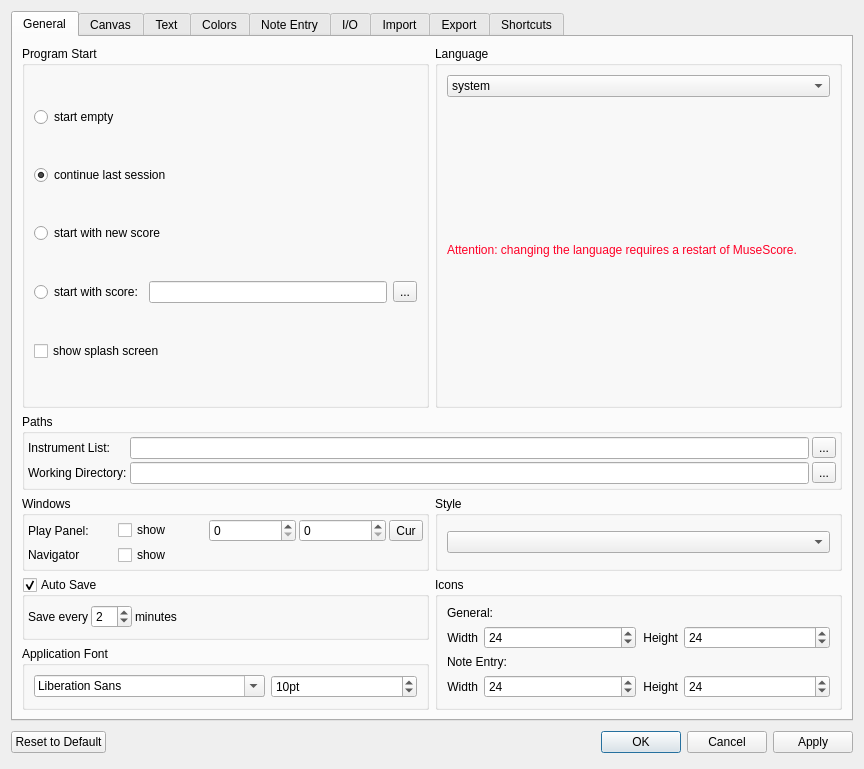
Qt form mscore/mscore/prefsdialog.ui (musescore/musescore-old) before a commit.
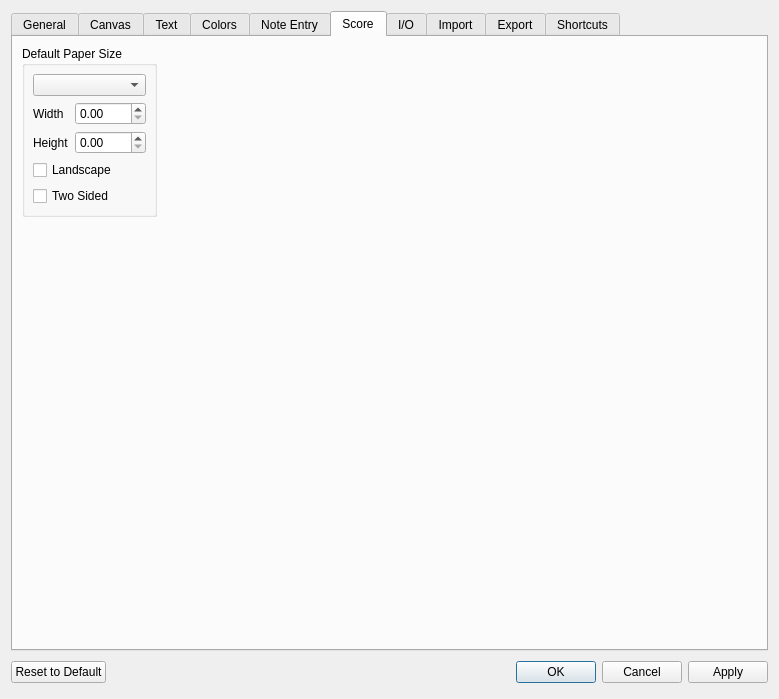
The same form after that commit. The open tabs and pages were chosen to show the change. Icons and pictures are not drawn. Custom widgets are drawn as their Qt base class.

The edit to the form file:
```diff
--- a/mscore/mscore/prefsdialog.ui
+++ b/mscore/mscore/prefsdialog.ui
@@ -5,8 +5,8 @@
    <rect>
     <x>0</x>
     <y>0</y>
-    <width>864</width>
-    <height>769</height>
+    <width>779</width>
+    <height>699</height>
    </rect>
   </property>
   <property name="windowTitle" >
@@ -58,6 +58,9 @@
           </item>
           <item>
            <layout class="QHBoxLayout" name="horizontalLayout_2" >
+            <property name="spacing" >
+             <number>0</number>
+            </property>
             <item>
              <widget class="QRadioButton" name="scoreSession" >
               <property name="text" >
@@ -88,6 +91,19 @@
             </property>
            </widget>
           </item>
+          <item>
+           <spacer name="verticalSpacer" >
+            <property name="orientation" >
+             <enum>Qt::Vertical</enum>
+            </property>
+            <property name="sizeHint" stdset="0" >
+             <size>
+              <width>20</width>
+              <height>40</height>
+             </size>
+            </property>
+           </spacer>
+          </item>
          </layout>
         </widget>
        </item>
@@ -237,10 +253,13 @@
           <bool>false</bool>
          </property>
          <layout class="QGridLayout" >
-          <property name="margin" >
+          <property name="horizontalSpacing" >
            <number>3</number>
           </property>
-          <property name="spacing" >
+          <property name="verticalSpacing" >
+           <number>0</number>
+          </property>
+          <property name="margin" >
            <number>3</number>
           </property>
           <item row="0" column="0" >
@@ -442,6 +461,12 @@
          <layout class="QGridLayout" name="gridLayout_3" >
           <item row="0" column="0" colspan="2" >
            <widget class="QLabel" name="label_30" >
+            <property name="sizePolicy" >
+             <sizepolicy vsizetype="Fixed" hsizetype="Preferred" >
+              <horstretch>0</horstretch>
+              <verstretch>0</verstretch>
+             </sizepolicy>
+            </property>
             <property name="text" >
              <string>General:</string>
             </property>
@@ -1266,6 +1291,127 @@
        </item>
       </layout>
      </widget>
+     <widget class="QWidget" name="Seite" >
+      <attribute name="title" >
+       <string>Score</string>
+      </attribute>
+      <layout class="QVBoxLayout" name="verticalLayout_6" >
+       <item>
+        <layout class="QHBoxLayout" name="horizontalLayout_3" >
+         <item>
+          <widget class="QGroupBox" name="groupBox_11" >
+           <property name="title" >
+            <string>Default Paper Size</string>
+           </property>
+           <layout class="QGridLayout" name="_2" >
+            <property name="margin" >
+             <number>8</number>
+            </property>
+            <property name="spacing" >
+             <number>6</number>
+            </property>
+            <item row="1" column="1" >
+             <widget class="QDoubleSpinBox" name="paperWidth" >
+              <property name="sizePolicy" >
+               <sizepolicy vsizetype="Fixed" hsizetype="Minimum" >
+                <horstretch>0</horstretch>
+                <verstretch>0</verstretch>
+               </sizepolicy>
+              </property>
+              <property name="maximum" >
+               <double>2000.000000000000000</double>
+              </property>
+             </widget>
+            </item>
+            <item row="2" column="1" >
+             <widget class="QDoubleSpinBox" name="paperHeight" >
+              <property name="sizePolicy" >
+               <sizepolicy vsizetype="Fixed" hsizetype="Minimum" >
+                <horstretch>0</horstretch>
+                <verstretch>0</verstretch>
+               </sizepolicy>
+              </property>
+              <property name="maximum" >
+               <double>2000.000000000000000</double>
+              </property>
+             </widget>
+            </item>
+            <item row="4" column="0" colspan="2" >
+             <widget class="QCheckBox" name="twosided" >
+              <property name="text" >
+               <string>Two Sided</string>
+              </property>
+             </widget>
+            </item>
+            <item row="3" column="0" colspan="2" >
+             <widget class="QCheckBox" name="landscape" >
+              <property name="text" >
+               <string>Landscape</string>
+              </property>
+             </widget>
+            </item>
+            <item row="2" column="0" >
+             <widget class="QLabel" name="label_35" >
+              <property name="text" >
+               <string>Height</string>
+              </property>
+              <property name="textFormat" >
+               <enum>Qt::PlainText</enum>
+              </property>
+              <property name="buddy" >
+               <cstring>paperHeight</cstring>
+              </property>
+             </widget>
+            </item>
+            <item row="1" column="0" >
+             <widget class="QLabel" name="label_36" >
+              <property name="text" >
+               <string>Width</string>
+              </property>
+              <property name="textFormat" >
+               <enum>Qt::PlainText</enum>
+              </property>
+              <property name="buddy" >
+               <cstring>paperWidth</cstring>
+              </property>
+             </widget>
+            </item>
+            <item row="0" column="0" colspan="2" >
+             <widget class="QComboBox" name="pageGroup" />
+            </item>
+           </layout>
+          </widget>
+         </item>
+         <item>
+          <spacer name="horizontalSpacer" >
+           <property name="orientation" >
+            <enum>Qt::Horizontal</enum>
+           </property>
+           <property name="sizeHint" stdset="0" >
+            <size>
+             <width>40</width>
+             <height>20</height>
+            </size>
+           </property>
+          </spacer>
+         </item>
+        </layout>
+       </item>
+       <item>
+        <spacer name="verticalSpacer_2" >
+         <property name="orientation" >
+          <enum>Qt::Vertical</enum>
+         </property>
+         <property name="sizeHint" stdset="0" >
+          <size>
+           <width>20</width>
+           <height>373</height>
+          </size>
+         </property>
+        </spacer>
+       </item>
+      </layout>
+     </widget>
      <widget class="QWidget" name="tab_2" >
       <attribute name="title" >
        <string>I/O</string>
```
Left out of the diff: 2 changed lines with no effect on the pictures.
